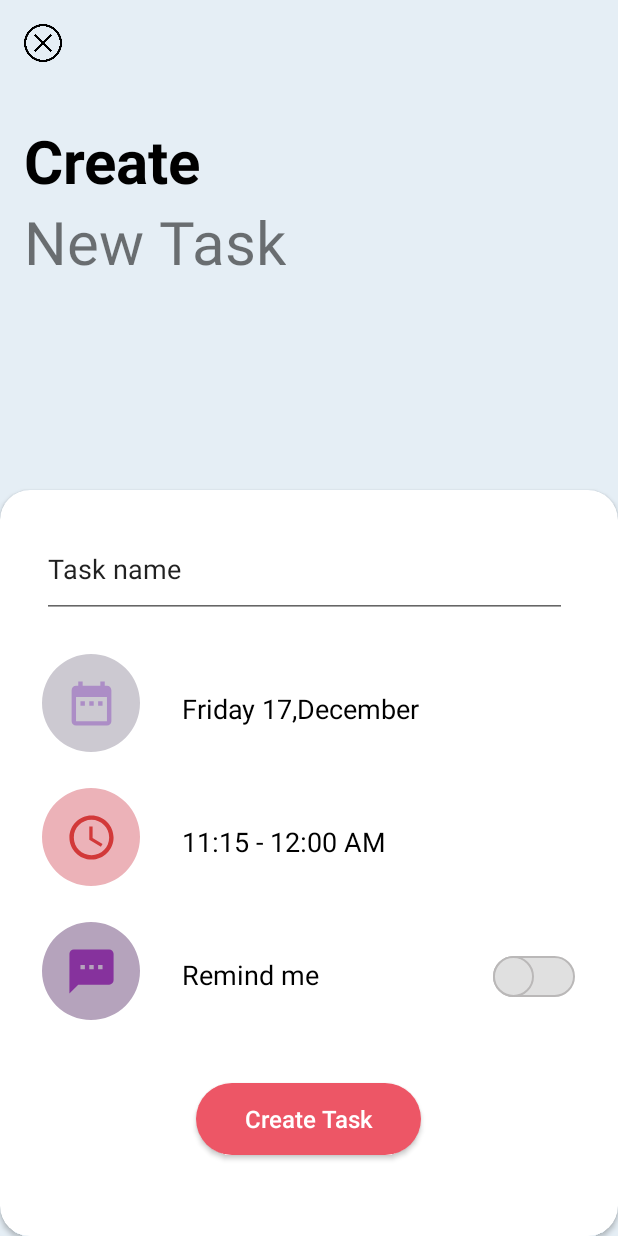
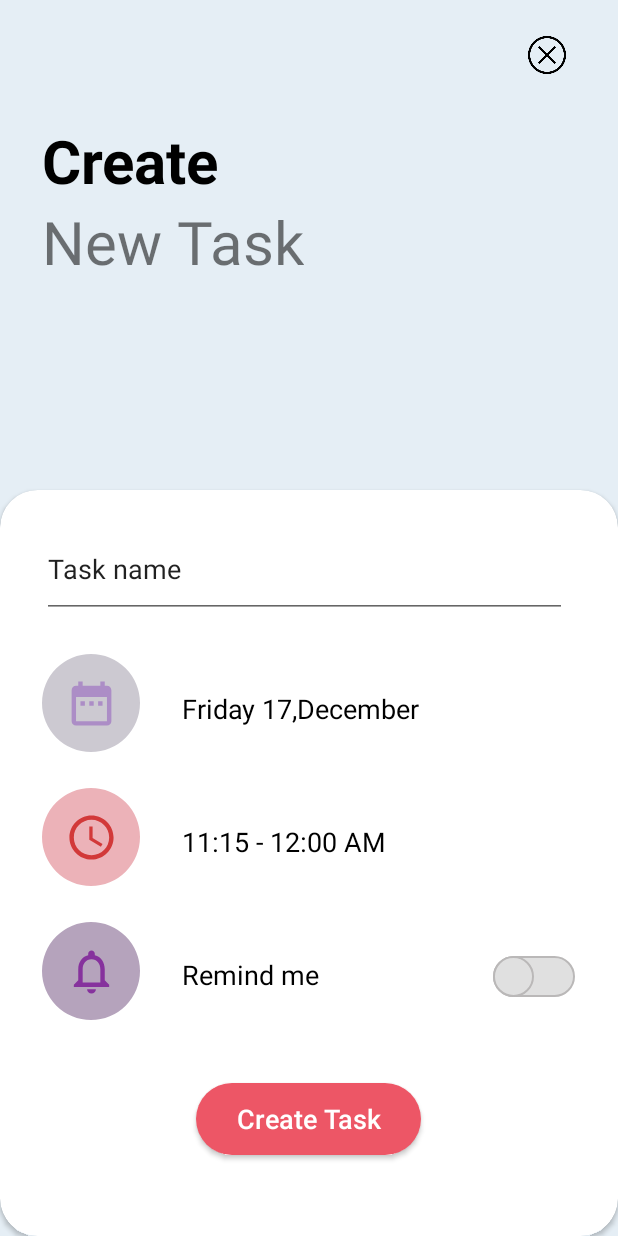
Before and after one commit to aya155/TODO-Application, an Android app: the screen it shows after launch (TabActivity), after a tap on "MOVE TO NEW TASK", on a phone screen of 412 x 824 dp. Run offline under Robolectric (Android 15) with nearby library versions, the phone set to English and light mode, and no system bars.

Commit message:
rf-new task xml modification

```diff
--- /dev/null
+++ b/app/src/main/res/drawable/ic_baseline_notifications_none_24.xml
@@ -0,0 +1,5 @@
+<vector android:height="35dp" android:tint="#86329D"
+    android:viewportHeight="24" android:viewportWidth="24"
+    android:width="35dp" xmlns:android="http://schemas.android.com/apk/res/android">
+    <path android:fillColor="@android:color/white" android:pathData="M12,22c1.1,0 2,-0.9 2,-2h-4c0,1.1 0.9,2 2,2zM18,16v-5c0,-3.07 -1.63,-5.64 -4.5,-6.32L13.5,4c0,-0.83 -0.67,-1.5 -1.5,-1.5s-1.5,0.67 -1.5,1.5v0.68C7.64,5.36 6,7.92 6,11v5l-2,2v1h16v-1l-2,-2zM16,17L8,17v-6c0,-2.48 1.51,-4.5 4,-4.5s4,2.02 4,4.5v6z"/>
+</vector>
--- a/app/src/main/res/layout/fragment_new_task.xml
+++ b/app/src/main/res/layout/fragment_new_task.xml
@@ -3,14 +3,14 @@
     xmlns:app="http://schemas.android.com/apk/res-auto"
     xmlns:tools="http://schemas.android.com/tools"
     android:layout_width="match_parent"
-    android:background="#e5eef5"
+    android:background="@color/background_color"
     android:layout_height="match_parent">
 
     <ImageView
         android:layout_width="25dp"
         android:layout_height="25dp"
-        android:layout_marginStart="16dp"
-        android:layout_marginTop="16dp"
+        android:layout_marginStart="352dp"
+        android:layout_marginTop="24dp"
         android:src="@drawable/close"
         app:layout_constraintStart_toStartOf="parent"
         app:layout_constraintTop_toTopOf="parent" />
@@ -19,9 +19,9 @@
         android:id="@+id/textView"
         android:layout_width="wrap_content"
         android:layout_height="wrap_content"
-        android:layout_marginStart="16dp"
+        android:layout_marginStart="28dp"
         android:layout_marginTop="80dp"
-        android:text="Create"
+        android:text="@string/create"
         android:textColor="@color/black"
         android:textSize="40sp"
         android:textStyle="bold"
@@ -31,7 +31,7 @@
     <TextView
         android:layout_width="wrap_content"
         android:layout_height="wrap_content"
-        android:text="New Task"
+        android:text="@string/new_task"
         android:textSize="40sp"
         app:layout_constraintStart_toStartOf="@+id/textView"
         app:layout_constraintTop_toBottomOf="@+id/textView" />
@@ -39,7 +39,7 @@
     <androidx.cardview.widget.CardView
         android:layout_width="match_parent"
         android:layout_height="497dp"
-        app:cardCornerRadius="20dp"
+        app:cardCornerRadius="@dimen/card_radius"
         app:layout_constraintBottom_toBottomOf="parent"
         app:layout_constraintEnd_toEndOf="parent"
         app:layout_constraintStart_toStartOf="parent">
@@ -53,7 +53,7 @@
         android:layout_height="65dp"
         android:layout_marginStart="28dp"
         android:layout_marginTop="20dp"
-        android:text="Task name"
+        android:text="@string/task_name"
         app:layout_constraintStart_toStartOf="parent"
         app:layout_constraintTop_toTopOf="parent" />
 
@@ -75,9 +75,9 @@
         android:layout_height="wrap_content"
         android:layout_marginStart="28dp"
         android:layout_marginTop="24dp"
-        android:text="Friday 17,December"
+        android:text="@string/date"
         android:textColor="@color/black"
-        android:textSize="18sp"
+        android:textSize="@dimen/text_size"
         app:layout_constraintStart_toEndOf="@+id/shapeableImageView"
         app:layout_constraintTop_toTopOf="@+id/shapeableImageView" />
 
@@ -99,9 +99,9 @@
         android:layout_height="wrap_content"
         android:layout_marginStart="28dp"
         android:layout_marginTop="64dp"
-        android:text="11:15 - 12:00 AM"
+        android:text="@string/time"
         android:textColor="@color/black"
-        android:textSize="18sp"
+        android:textSize="@dimen/text_size"
         app:layout_constraintStart_toEndOf="@+id/shapeableImageView2"
         app:layout_constraintTop_toBottomOf="@+id/textView2" />
 
@@ -112,7 +112,7 @@
         android:layout_marginTop="24dp"
         android:background="#b5a3bc"
         android:scaleType="center"
-        android:src="@drawable/ic_baseline_textsms_24"
+        android:src="@drawable/ic_baseline_notifications_none_24"
         app:layout_constraintStart_toStartOf="@+id/shapeableImageView2"
         app:layout_constraintTop_toBottomOf="@+id/shapeableImageView2"
         app:shapeAppearanceOverlay="@style/circle" />
@@ -123,9 +123,9 @@
         android:layout_height="wrap_content"
         android:layout_marginStart="28dp"
         android:layout_marginTop="64dp"
-        android:text="Remind me"
+        android:text="@string/remind"
         android:textColor="@color/black"
-        android:textSize="18sp"
+        android:textSize="@dimen/text_size"
         app:layout_constraintStart_toEndOf="@+id/shapeableImageView3"
         app:layout_constraintTop_toBottomOf="@+id/textView3" />
 
@@ -145,10 +145,10 @@
         android:layout_height="wrap_content"
         android:layout_marginTop="60dp"
         android:background="@drawable/button"
-        android:text="Create Task"
+        android:text="@string/create_task"
         android:textAllCaps="false"
         android:textColor="@color/white"
-        android:textSize="16sp"
+        android:textSize="@dimen/text_size"
         app:layout_constraintEnd_toEndOf="@+id/switch1"
         app:layout_constraintStart_toStartOf="@+id/shapeableImageView3"
         app:layout_constraintTop_toBottomOf="@+id/textView4" />
--- a/app/src/main/res/values/colors.xml
+++ b/app/src/main/res/values/colors.xml
@@ -8,4 +8,5 @@
     <color name="black">#FF000000</color>
     <color name="white">#FFFFFFFF</color>
     <color name="purple">#B891BF</color>
+    <color name="background_color">#e5eef5</color>
 </resources>
--- /dev/null
+++ b/app/src/main/res/values/dimens.xml
@@ -0,0 +1,5 @@
+<?xml version="1.0" encoding="utf-8"?>
+<resources>
+    <dimen name="card_radius">25dp</dimen>
+    <dimen name="text_size">18sp</dimen>
+</resources>
--- a/app/src/main/res/values/strings.xml
+++ b/app/src/main/res/values/strings.xml
@@ -1,3 +1,10 @@
 <resources>
     <string name="app_name">TODO-Application</string>
+    <string name="create">Create</string>
+    <string name="new_task">New Task</string>
+    <string name="task_name">Task name</string>
+    <string name="date">Friday 17,December</string>
+    <string name="time">11:15 - 12:00 AM</string>
+    <string name="remind">Remind me</string>
+    <string name="create_task">Create Task</string>
 </resources>
```
Also changed, not shown: app/src/main/res/drawable-hdpi/close.png (added), app/src/main/res/drawable-mdpi/close.png (added), app/src/main/res/drawable-v24/close.png (deleted), app/src/main/res/drawable-xhdpi/close.png (added), app/src/main/res/drawable-xxhdpi/close.png (added), app/src/main/res/drawable-xxxhdpi/close.png (added).
